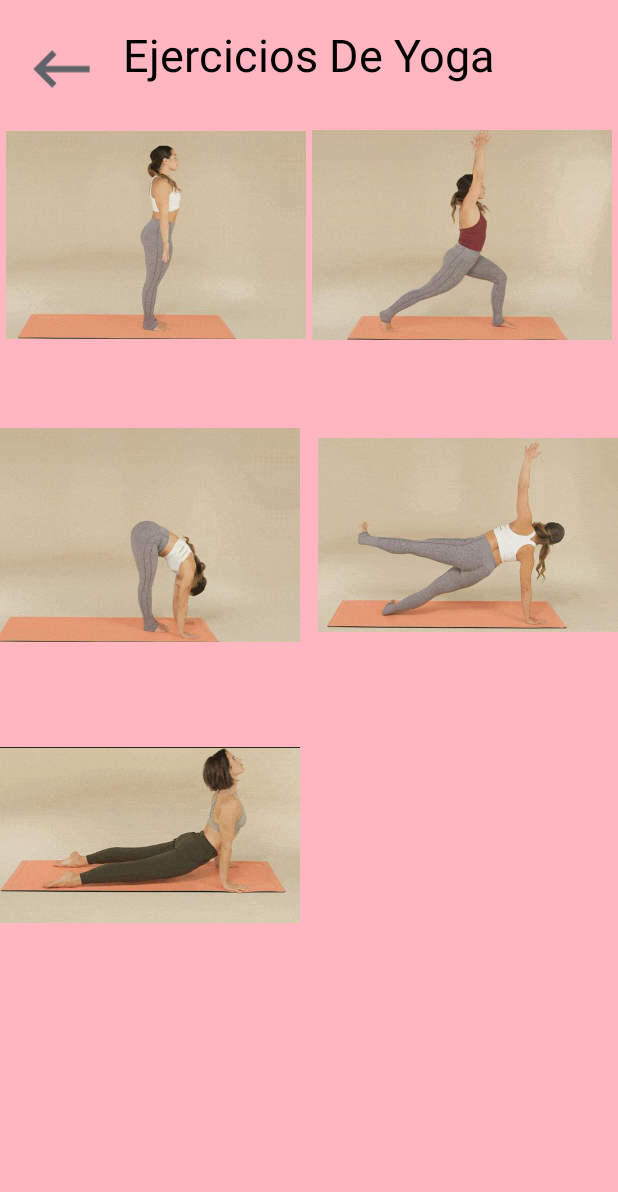
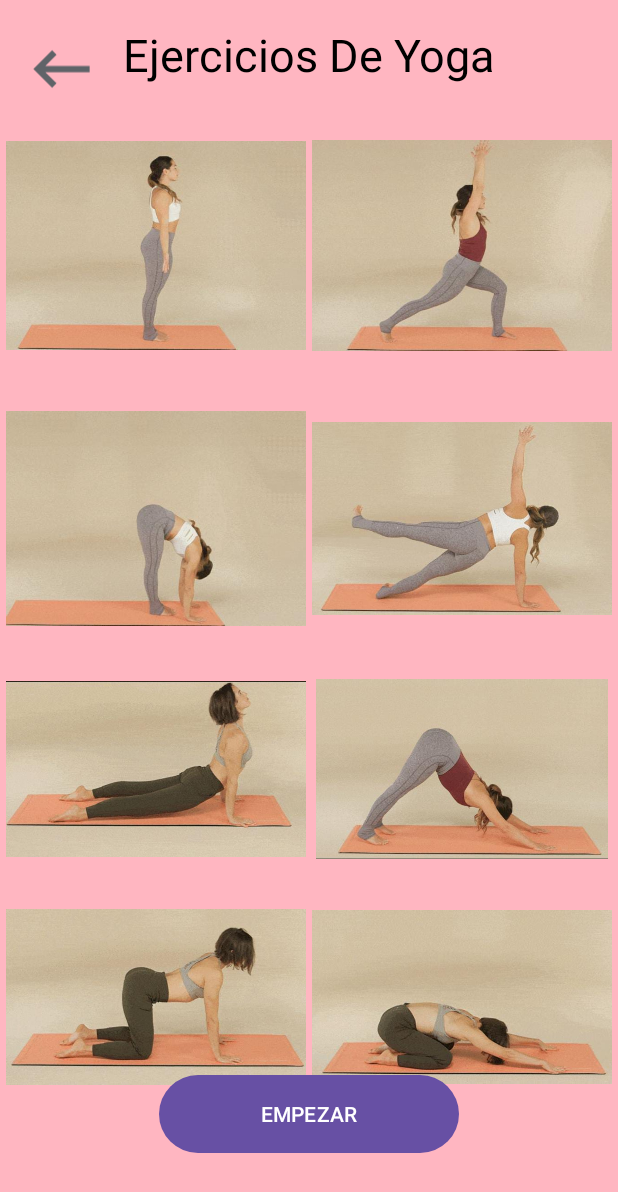
Before and after one commit to juliethrivera/mental-care, an Android app: the screen it shows after launch (MainActivity), on a phone screen of 412 x 824 dp. Shown: the top 1192 px of the screen. Run offline under Robolectric (Android 15) with nearby library versions, the phone set to English and light mode, and no system bars.

Commit message:
vista termina

```diff
--- a/app/src/main/res/layout/fragment_yoga.xml
+++ b/app/src/main/res/layout/fragment_yoga.xml
@@ -35,48 +35,97 @@
     <ImageView
         android:id="@+id/imageView"
         android:layout_width="200dp"
-        android:layout_height="200dp"
+        android:layout_height="150dp"
+        android:layout_marginTop="32dp"
         android:src="@drawable/postura_de_la_montana_1"
         app:layout_constraintEnd_toStartOf="@id/imageView2"
+
         app:layout_constraintStart_toStartOf="parent"
-
         app:layout_constraintTop_toBottomOf="@id/ejercicioYoga" />
 
     <ImageView
         android:id="@+id/imageView2"
         android:layout_width="200dp"
-        android:layout_height="200dp"
+        android:layout_height="150dp"
+        android:layout_marginTop="32dp"
         android:src="@drawable/high_lunge_2"
+        app:layout_constraintEnd_toEndOf="parent"
         app:layout_constraintStart_toEndOf="@id/imageView"
-        app:layout_constraintEnd_toEndOf="parent"
-        app:layout_constraintTop_toBottomOf="@id/ejercicioYoga"
 
-        />
+        app:layout_constraintTop_toBottomOf="@id/ejercicioYoga" />
 
     <ImageView
         android:id="@+id/imageView3"
         android:layout_width="200dp"
-        android:layout_height="200dp"
+        android:layout_height="150dp"
+        android:layout_marginTop="32dp"
         android:src="@drawable/uttanasana_3"
+        app:layout_constraintEnd_toStartOf="@id/imageView4"
         app:layout_constraintStart_toStartOf="parent"
-        app:layout_constraintTop_toBottomOf="@id/imageView"
-        />
+        app:layout_constraintTop_toBottomOf="@id/imageView" />
 
     <ImageView
         android:id="@+id/imageView4"
         android:layout_width="200dp"
-        android:layout_height="200dp"
+        android:layout_height="150dp"
+        android:layout_marginTop="32dp"
         android:src="@drawable/plancha_lateral_4"
         app:layout_constraintEnd_toEndOf="parent"
+        app:layout_constraintStart_toEndOf="@id/imageView3"
         app:layout_constraintTop_toBottomOf="@id/imageView2" />
 
     <ImageView
         android:id="@+id/imageView5"
         android:layout_width="200dp"
-        android:layout_height="200dp"
+        android:layout_height="120dp"
+        android:layout_marginTop="32dp"
         android:src="@drawable/postura_del_perro_hacia_arriba_5"
-        app:layout_constraintTop_toBottomOf="@id/imageView3"
+        app:layout_constraintEnd_toStartOf="@id/imageView6"
         app:layout_constraintStart_toStartOf="parent"
+        app:layout_constraintTop_toBottomOf="@id/imageView3" />
+
+    <ImageView
+        android:id="@+id/imageView6"
+        android:layout_width="200dp"
+        android:layout_height="120dp"
+        android:layout_marginTop="32dp"
+        android:src="@drawable/postura_del_perro_hacia_abajo_6"
+        app:layout_constraintEnd_toEndOf="parent"
+        app:layout_constraintStart_toEndOf="@id/imageView5"
+        app:layout_constraintTop_toBottomOf="@id/imageView4" />
+
+    <ImageView
+        android:id="@+id/imageView7"
+        android:layout_width="200dp"
+        android:layout_height="120dp"
+        android:layout_marginTop="32dp"
+        android:src="@drawable/postura_del_gato_y_la_vaca_7"
+        app:layout_constraintEnd_toStartOf="@id/imageView8"
+        app:layout_constraintStart_toStartOf="parent"
+        app:layout_constraintTop_toBottomOf="@id/imageView5" />
+
+    <ImageView
+        android:id="@+id/imageView8"
+        android:layout_width="200dp"
+        android:layout_height="120dp"
+        android:layout_marginTop="32dp"
+        android:src="@drawable/postura_del_nino_8"
+        app:layout_constraintEnd_toEndOf="parent"
+        app:layout_constraintStart_toEndOf="@id/imageView7"
+        app:layout_constraintTop_toBottomOf="@id/imageView6" />
+
+    <Button
+        android:id="@+id/button"
+        android:layout_width="200dp"
+        android:layout_height="60dp"
+        android:layout_marginBottom="64dp"
+        android:text="EMPEZAR"
+        app:layout_constraintBottom_toBottomOf="parent"
+        app:layout_constraintEnd_toEndOf="parent"
+        app:layout_constraintHorizontal_bias="0.5"
+        app:layout_constraintStart_toStartOf="parent"
+        app:layout_constraintTop_toBottomOf="@id/imageView7"
+
         />
 
 </androidx.constraintlayout.widget.ConstraintLayout>
```
